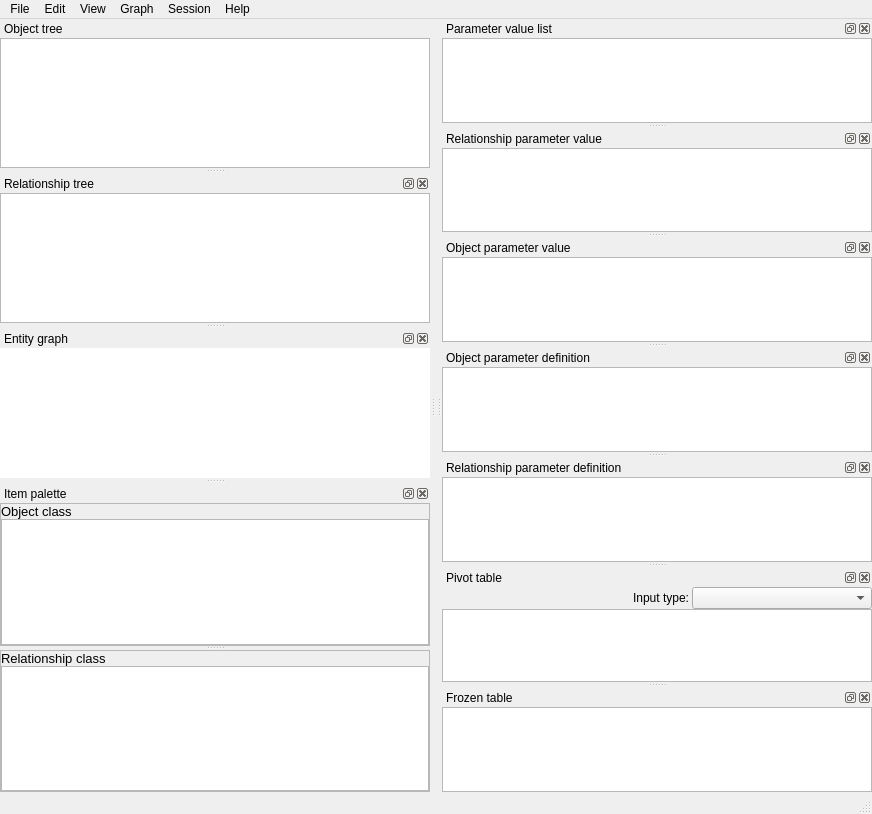
Before: the Qt Designer form spinetoolbox/ui/data_store_view.ui in spine-tools/Spine-Toolbox, drawn with Qt 5.
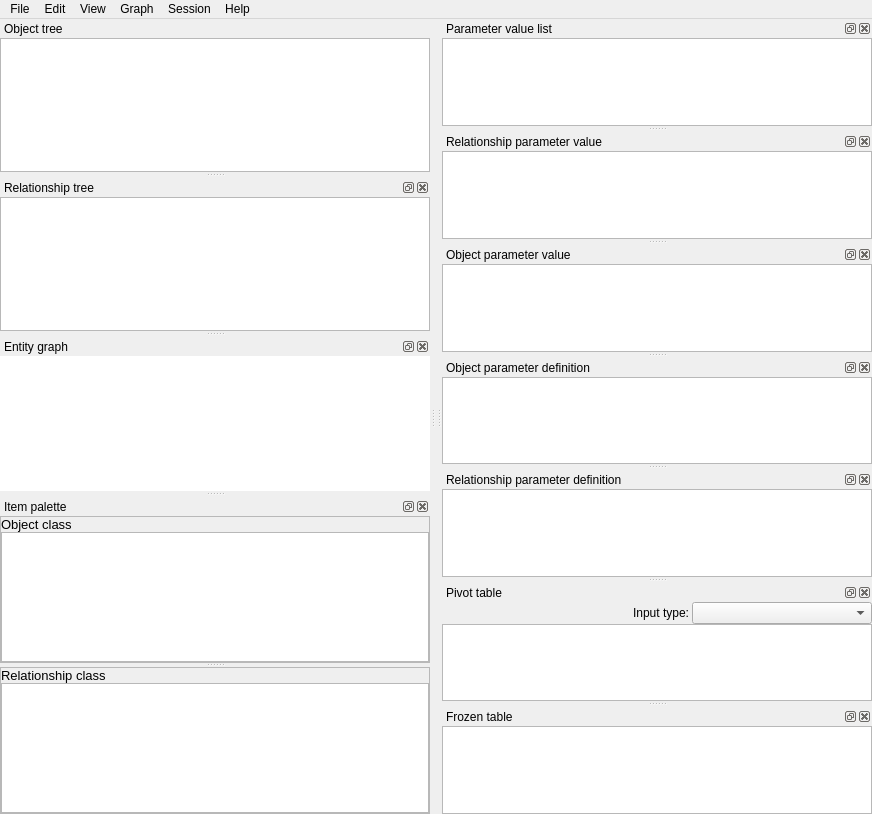
After: the same form once the commit is applied. Icons and pictures are not drawn. Custom widgets are drawn as their Qt base class.

What changed in the file:
```diff
--- a/spinetoolbox/ui/data_store_view.ui
+++ b/spinetoolbox/ui/data_store_view.ui
@@ -982,7 +982,6 @@
     </layout>
    </widget>
   </widget>
-  <widget class="QStatusBar" name="statusbar"/>
   <action name="actionCommit">
    <property name="enabled">
     <bool>true</bool>
```
